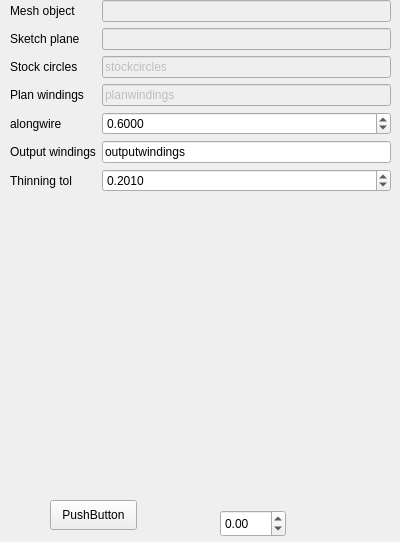
This is freecadmacros/genpathfromplanwindingstask.ui in trilbytim/geodesic as Qt 5 draws it before an edit. The edited form follows.
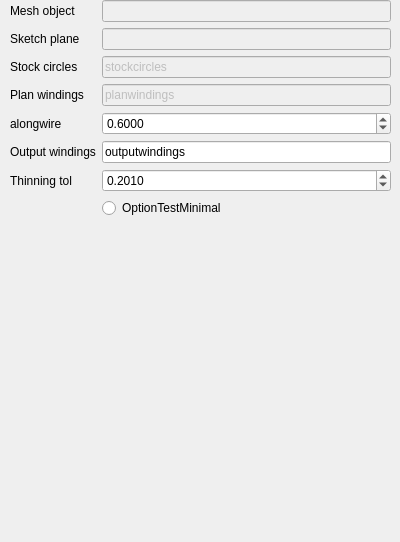
This is the edited form.

What changed in the file:
```diff
--- a/freecadmacros/genpathfromplanwindingstask.ui
+++ b/freecadmacros/genpathfromplanwindingstask.ui
@@ -19,35 +19,6 @@
   <property name="windowTitle">
    <string>Directed Splay</string>
   </property>
-  <widget class="QPushButton" name="pushButton">
-   <property name="geometry">
-    <rect>
-     <x>50</x>
-     <y>500</y>
-     <width>87</width>
-     <height>30</height>
-    </rect>
-   </property>
-   <property name="text">
-    <string>PushButton</string>
-   </property>
-  </widget>
-  <widget class="QDoubleSpinBox" name="doubleSpinBox">
-   <property name="geometry">
-    <rect>
-     <x>220</x>
-     <y>510</y>
-     <width>66</width>
-     <height>27</height>
-    </rect>
-   </property>
-   <property name="minimum">
-    <double>-10000.000000000000000</double>
-   </property>
-   <property name="maximum">
-    <double>10000.000000000000000</double>
-   </property>
-  </widget>
   <widget class="QWidget" name="formLayoutWidget">
    <property name="geometry">
     <rect>
@@ -189,6 +160,13 @@
       </property>
      </widget>
     </item>
+    <item row="7" column="1">
+     <widget class="QRadioButton" name="qoptiontestminimal">
+      <property name="text">
+       <string>OptionTestMinimal</string>
+      </property>
+     </widget>
+    </item>
    </layout>
   </widget>
  </widget>
```
Left out of the diff: 2 changed lines with no effect on the pictures.
